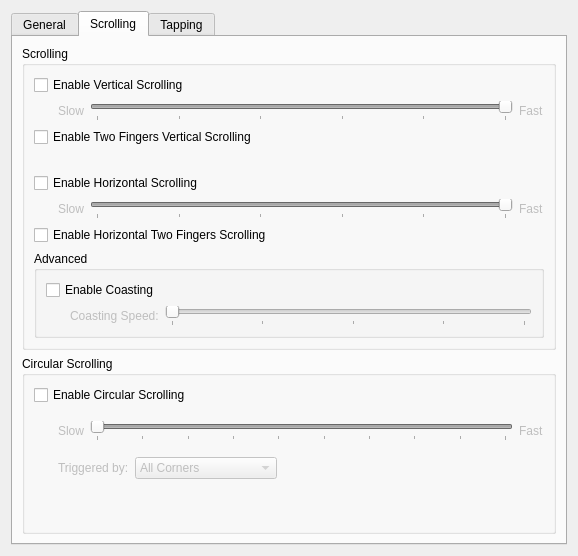
Qt form kcmtouchpadwidget.ui (mishaaq/kcm_touchpad) before a commit.
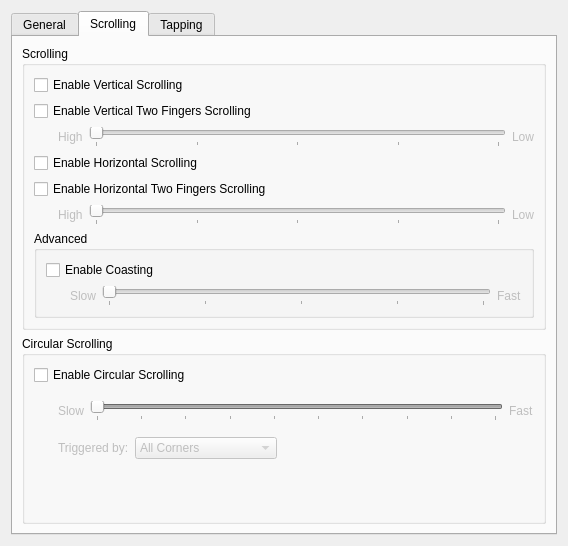
The same form after that commit. The open tabs and pages were chosen to show the change. Custom widgets are drawn as their Qt base class.

Patch:
```diff
--- a/kcmtouchpadwidget.ui
+++ b/kcmtouchpadwidget.ui
@@ -7,8 +7,8 @@
    <rect>
     <x>0</x>
     <y>0</y>
-    <width>578</width>
-    <height>556</height>
+    <width>568</width>
+    <height>546</height>
    </rect>
   </property>
   <property name="sizePolicy">
@@ -285,6 +285,9 @@
       </layout>
      </widget>
      <widget class="QWidget" name="ScrollingTab">
+      <property name="enabled">
+       <bool>true</bool>
+      </property>
       <attribute name="title">
        <string>Scrolling</string>
       </attribute>
@@ -302,7 +305,7 @@
             </property>
            </widget>
           </item>
-          <item row="1" column="0">
+          <item row="2" column="0">
            <spacer name="horizontalSpacer_3">
             <property name="orientation">
              <enum>Qt::Horizontal</enum>
@@ -318,26 +321,26 @@
             </property>
            </spacer>
           </item>
-          <item row="1" column="1">
-           <widget class="QLabel" name="ScrollVertSlowL">
+          <item row="2" column="1">
+           <widget class="QLabel" name="ScrollVertHighL">
             <property name="enabled">
              <bool>false</bool>
             </property>
             <property name="text">
-             <string>Slow</string>
+             <string>High</string>
             </property>
            </widget>
           </item>
-          <item row="1" column="2">
+          <item row="2" column="2">
            <widget class="QSlider" name="ScrollVertSpeedS">
             <property name="enabled">
              <bool>false</bool>
             </property>
             <property name="minimum">
-             <number>-255</number>
+             <number>0</number>
             </property>
             <property name="maximum">
-             <number>-5</number>
+             <number>400</number>
             </property>
             <property name="singleStep">
              <number>50</number>
@@ -351,47 +354,30 @@
             <property name="orientation">
              <enum>Qt::Horizontal</enum>
             </property>
+            <property name="invertedAppearance">
+             <bool>false</bool>
+            </property>
+            <property name="invertedControls">
+             <bool>true</bool>
+            </property>
             <property name="tickPosition">
              <enum>QSlider::TicksBelow</enum>
             </property>
             <property name="tickInterval">
-             <number>50</number>
+             <number>100</number>
             </property>
            </widget>
           </item>
-          <item row="1" column="3">
-           <widget class="QLabel" name="ScrollVertFastL">
+          <item row="2" column="3">
+           <widget class="QLabel" name="ScrollVertLowL">
             <property name="enabled">
              <bool>false</bool>
             </property>
             <property name="text">
-             <string>Fast</string>
+             <string>Low</string>
             </property>
            </widget>
           </item>
-          <item row="2" column="0" colspan="3">
-           <widget class="QCheckBox" name="ScrollVertTFEnableCB">
-            <property name="text">
-             <string>Enable Two Fingers Vertical Scrolling</string>
-            </property>
-           </widget>
-          </item>
-          <item row="3" column="1">
-           <spacer name="verticalSpacer">
-            <property name="orientation">
-             <enum>Qt::Vertical</enum>
-            </property>
-            <property name="sizeType">
-             <enum>QSizePolicy::Maximum</enum>
-            </property>
-            <property name="sizeHint" stdset="0">
-             <size>
-              <width>20</width>
-              <height>20</height>
-             </size>
-            </property>
-           </spacer>
-          </item>
           <item row="4" column="0" colspan="3">
            <widget class="QCheckBox" name="ScrollHorizEnableCB">
             <property name="text">
@@ -399,94 +385,20 @@
             </property>
            </widget>
           </item>
-          <item row="5" column="0">
-           <spacer name="horizontalSpacer_4">
-            <property name="orientation">
-             <enum>Qt::Horizontal</enum>
-            </property>
-            <property name="sizeType">
-             <enum>QSizePolicy::Maximum</enum>
-            </property>
-            <property name="sizeHint" stdset="0">
-             <size>
-              <width>18</width>
-              <height>17</height>
-             </size>
-            </property>
-           </spacer>
-          </item>
-          <item row="5" column="1">
-           <widget class="QLabel" name="ScrollHorizSlowL">
-            <property name="enabled">
-             <bool>false</bool>
-            </property>
-            <property name="text">
-             <string>Slow</string>
-            </property>
-           </widget>
-          </item>
-          <item row="5" column="2">
-           <widget class="QSlider" name="ScrollHorizSpeedS">
-            <property name="enabled">
-             <bool>false</bool>
-            </property>
-            <property name="minimum">
-             <number>-255</number>
-            </property>
-            <property name="maximum">
-             <number>-5</number>
-            </property>
-            <property name="singleStep">
-             <number>50</number>
-            </property>
-            <property name="pageStep">
-             <number>100</number>
-            </property>
-            <property name="tracking">
-             <bool>false</bool>
-            </property>
-            <property name="orientation">
-             <enum>Qt::Horizontal</enum>
-            </property>
-            <property name="tickPosition">
-             <enum>QSlider::TicksBelow</enum>
-            </property>
-            <property name="tickInterval">
-             <number>50</number>
-            </property>
-           </widget>
-          </item>
-          <item row="5" column="3">
-           <widget class="QLabel" name="ScrollHorizFastL">
-            <property name="enabled">
-             <bool>false</bool>
-            </property>
-            <property name="text">
-             <string>Fast</string>
-            </property>
-           </widget>
-          </item>
-          <item row="6" column="0" colspan="3">
-           <widget class="QCheckBox" name="ScrollHorizTFEnableCB">
-            <property name="text">
-             <string>Enable Horizontal Two Fingers Scrolling</string>
-            </property>
-           </widget>
-          </item>
-          <item row="7" column="0" colspan="4">
+          <item row="9" column="0" colspan="4">
            <widget class="QGroupBox" name="ScrollAdvancedGB">
             <property name="title">
              <string>Advanced</string>
             </property>
             <layout class="QGridLayout" name="gridLayout_5">
-             <item row="0" column="0" colspan="3">
+             <item row="0" column="1" colspan="3">
               <widget class="QCheckBox" name="ScrollCoastingEnableCB">
                <property name="text">
                 <string>Enable Coasting</string>
                </property>
               </widget>
              </item>
-             <item row="3" column="0">
+             <item row="3" column="1">
               <spacer name="horizontalSpacer_9">
                <property name="orientation">
                 <enum>Qt::Horizontal</enum>
@@ -502,7 +414,7 @@
                </property>
               </spacer>
              </item>
-             <item row="3" column="2">
+             <item row="3" column="3">
               <widget class="QSlider" name="ScrollCoastingSpeedS">
                <property name="enabled">
                 <bool>false</bool>
@@ -527,24 +439,133 @@
                </property>
               </widget>
              </item>
-             <item row="3" column="1">
-              <widget class="QLabel" name="ScrollCoastingSpeedL">
+             <item row="3" column="2">
+              <widget class="QLabel" name="ScrollCoastingSlowL">
                <property name="enabled">
                 <bool>false</bool>
                </property>
                <property name="text">
-                <string>Coasting Speed:</string>
+                <string>Slow</string>
+               </property>
+              </widget>
+             </item>
+             <item row="3" column="4">
+              <widget class="QLabel" name="ScrollCoastingFastL">
+               <property name="enabled">
+                <bool>false</bool>
+               </property>
+               <property name="text">
+                <string>Fast</string>
                </property>
               </widget>
              </item>
             </layout>
            </widget>
           </item>
+          <item row="6" column="0">
+           <spacer name="horizontalSpacer_4">
+            <property name="orientation">
+             <enum>Qt::Horizontal</enum>
+            </property>
+            <property name="sizeType">
+             <enum>QSizePolicy::Maximum</enum>
+            </property>
+            <property name="sizeHint" stdset="0">
+             <size>
+              <width>18</width>
+              <height>17</height>
+             </size>
+            </property>
+           </spacer>
+          </item>
+          <item row="6" column="2">
+           <widget class="QSlider" name="ScrollHorizSpeedS">
+            <property name="enabled">
+             <bool>false</bool>
+            </property>
+            <property name="toolTip">
+             <string>Move distance of the finger for a horizontal scroll event.</string>
+            </property>
+            <property name="minimum">
+             <number>0</number>
+            </property>
+            <property name="maximum">
+             <number>400</number>
+            </property>
+            <property name="singleStep">
+             <number>50</number>
+            </property>
+            <property name="pageStep">
+             <number>100</number>
+            </property>
+            <property name="tracking">
+             <bool>false</bool>
+            </property>
+            <property name="orientation">
+             <enum>Qt::Horizontal</enum>
+            </property>
+            <property name="invertedAppearance">
+             <bool>false</bool>
+            </property>
+            <property name="invertedControls">
+             <bool>true</bool>
+            </property>
+            <property name="tickPosition">
+             <enum>QSlider::TicksBelow</enum>
+            </property>
+            <property name="tickInterval">
+             <number>100</number>
+            </property>
+           </widget>
+          </item>
+          <item row="6" column="3">
+           <widget class="QLabel" name="ScrollHorizLowL">
+            <property name="enabled">
+             <bool>false</bool>
+            </property>
+            <property name="text">
+             <string>Low</string>
+            </property>
+           </widget>
+          </item>
+          <item row="6" column="1">
+           <widget class="QLabel" name="ScrollHorizHighL">
+            <property name="enabled">
+             <bool>false</bool>
+            </property>
+            <property name="text">
+             <string>High</string>
+            </property>
+           </widget>
+          </item>
+          <item row="1" column="0" colspan="3">
+           <widget class="QCheckBox" name="ScrollVertTFEnableCB">
+            <property name="toolTip">
+             <string>Enable vertical scrolling when dragging with two fingers anywhere on the touchpad.</string>
+            </property>
+            <property name="text">
+             <string>Enable Vertical Two Fingers Scrolling</string>
+            </property>
+           </widget>
+          </item>
+          <item row="5" column="0" colspan="3">
+           <widget class="QCheckBox" name="ScrollHorizTFEnableCB">
+            <property name="toolTip">
+             <string>Enable vertical scrolling when dragging with two fingers anywhere on the touchpad.</string>
+            </property>
+            <property name="text">
+             <string>Enable Horizontal Two Fingers Scrolling</string>
+            </property>
+           </widget>
+          </item>
          </layout>
         </widget>
        </item>
        <item>
         <widget class="QGroupBox" name="ScrollCircularGB">
+         <property name="enabled">
+          <bool>true</bool>
+         </property>
          <property name="title">
           <string>Circular Scrolling</string>
          </property>
```
Left out of the diff: 332 changed lines with no effect on the pictures.
